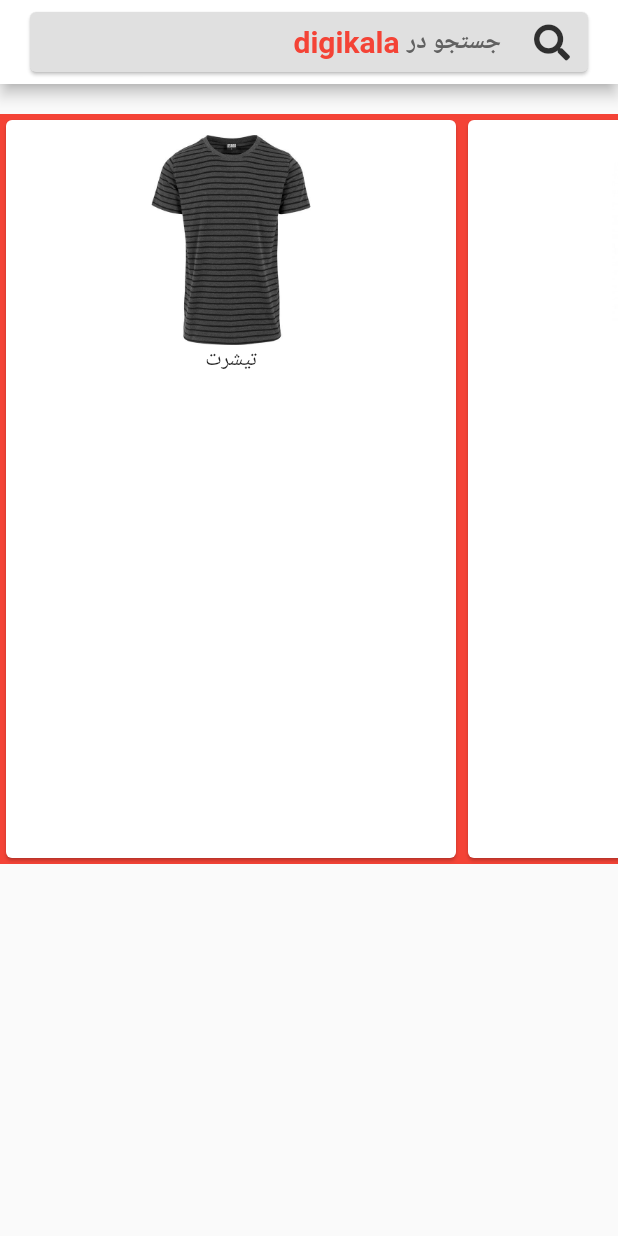
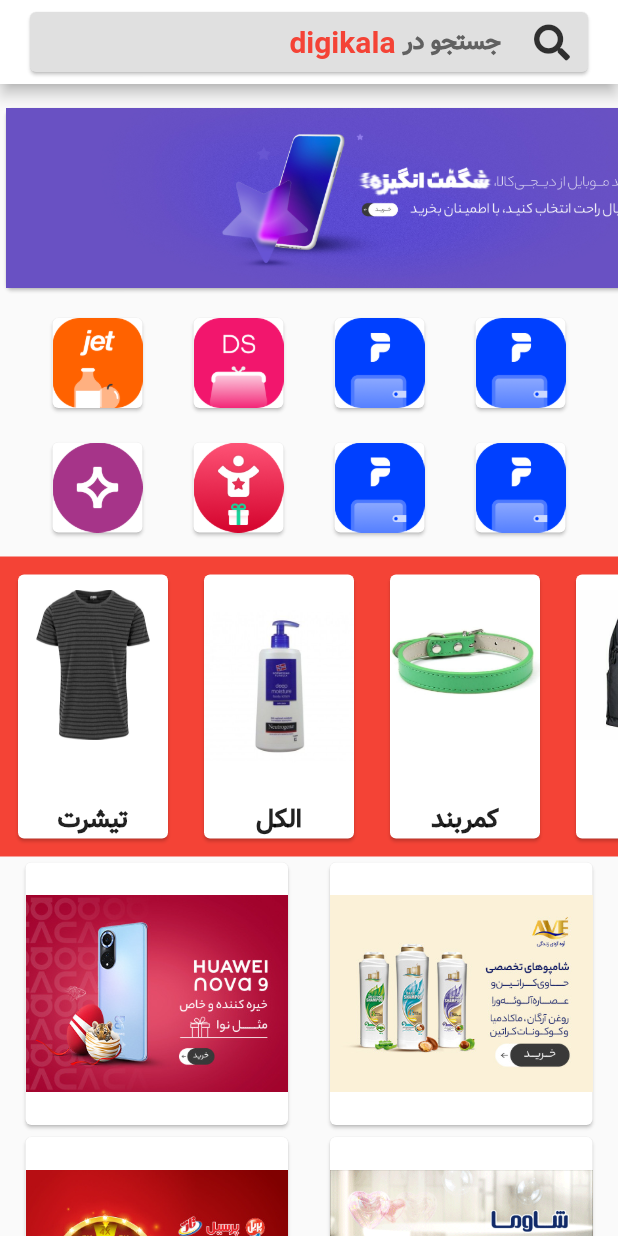
Before and after one commit to alireza4585/digikala-clone-flutter, a Flutter app: the screen it shows after launch, on a phone screen of 412 x 824 dp. Run offline on Flutter 3.47's test engine with Material 2 defaults, Android fonts, the phone set to English and light mode, and no system bars; our stand-ins replace font_awesome_flutter.

Commit message:
add main struchur

```diff
--- a/digikala/lib/main.dart
+++ b/digikala/lib/main.dart
@@ -13,6 +13,7 @@
   Widget build(BuildContext context) {
     return MaterialApp(
       debugShowCheckedModeBanner: false,
+      theme: ThemeData(fontFamily: 'vazir'),
       home: Scaffold(
         appBar: _getappbar(),
         body: SafeArea(child: _getcolum()),
@@ -75,8 +76,13 @@
       child: Column(
         mainAxisAlignment: MainAxisAlignment.end,
         children: [
-          SizedBox(height: 20),
+          SizedBox(height: 12),
+          _broshor(),
+          SizedBox(height: 12),
+          _icons(),
+          SizedBox(height: 12),
           _amazing(),
+          _icon2()
         ],
       ),
     );
@@ -87,25 +93,34 @@
     return Container(
       width: double.infinity,
       height:
-          500, ///////////////////////////////////////////////////////////////////
+          200, ///////////////////////////////////////////////////////////////////
       alignment: Alignment.centerRight,
       color: Colors.red,
       child: SingleChildScrollView(
           scrollDirection: Axis.horizontal,
           child: Row(children: <Widget>[
             for (var i in list)
-              Card(
+              TextButton(
+                onPressed: () {},
+                child: Card(
                   child: Column(
                     children: [
                       Container(
-                      width: 300,
+                        width: 100,
                         height: 150,
                         padding: EdgeInsets.only(top: 10),
                         alignment: Alignment.topCenter,
                         child: Image(image: AssetImage('images/$i.jpg')),
                       ),
-                    Text('$i'),
+                      Text(
+                        '$i',
+                        style: TextStyle(
+                            fontSize: 17,
+                            fontWeight: FontWeight.w700,
+                            fontFamily: 'vazir'),
+                      ),
                     ],
+                  ),
                 ),
               ),
             SizedBox(
@@ -115,12 +130,12 @@
               color: Colors.red,
               child: Column(
                 children: [
-                  Padding(padding: EdgeInsets.only(top: 7)),
+                  Padding(padding: EdgeInsets.only(top: 15)),
                   Text(
                     'پیشنهاد',
                     style: TextStyle(
                         color: Colors.white,
-                        fontSize: 20,
+                        fontSize: 22,
                         fontWeight: FontWeight.bold),
                   ),
                   Text(
@@ -128,7 +143,7 @@
                     textDirection: TextDirection.rtl,
                     style: TextStyle(
                         color: Colors.white,
-                        fontSize: 20,
+                        fontSize: 22,
                         fontWeight: FontWeight.bold),
                   ),
                   Text(
@@ -136,7 +151,7 @@
                     textDirection: TextDirection.rtl,
                     style: TextStyle(
                         color: Colors.white,
-                        fontSize: 20,
+                        fontSize: 22,
                         fontWeight: FontWeight.bold),
                   ),
                 ],
@@ -145,4 +160,77 @@
           ])),
     );
   }
+
+  Widget _broshor() {
+    var lista = ['1.jpg', '2.jpg', '3.jpg', '4.jpg', '5.jpg'];
+    return SingleChildScrollView(
+      scrollDirection: Axis.horizontal,
+      child: Row(
+        children: [
+          for (var i in lista)
+            Card(
+              child: Expanded(
+                child: Container(
+                  height: 120,
+                  child: Image(image: AssetImage('images/$i')),
+                ),
+              ),
+            )
+        ],
+      ),
+    );
   }
+
+  Widget _icons() {
+    var list = ['i1', 'i2', 'i3', 'i4', 'i5', 'i6', 'i3', 'i4'];
+    return Wrap(
+      alignment: WrapAlignment.end,
+      runSpacing: 15,
+      spacing: 26,
+      children: [
+        for (var i in list)
+          Card(
+            child: Container(
+              width: 60,
+              height: 60,
+              child: Image(
+                image: AssetImage('images/$i.png'),
+              ),
+            ),
+          )
+      ],
+    );
+  }
+
+  Widget _icon2() {
+    var list = ['r1.jpg', 'r2.jpg', 'r3.jpg', 'r4.gif'];
+    return Wrap(
+      spacing: 20,
+      children: [
+        for (var i in list)
+          Card(
+            child: Container(
+              width: 175,
+              height: 175,
+              child: Image(image: AssetImage('images/$i')),
+            ),
+          ),
+      ],
+    );
+  }
+}
+
+class mahsol extends StatelessWidget {
+  const mahsol({Key? key}) : super(key: key);
+
+  @override
+  Widget build(BuildContext context) {
+    return MaterialApp(
+      debugShowCheckedModeBanner: false,
+      home: Scaffold(
+        body: SafeArea(
+          ),
+      ),
+    );
+  }
+}
```
Also changed, not shown: digikala/pubspec.yaml (+7 -7 lines), digikala/fonts/vazir_fd_medium_wol.ttf (added), digikala/images/1.jpg (added), digikala/images/2.jpg (added), digikala/images/3.jpg (added), digikala/images/4.jpg (added), digikala/images/5.jpg (added), digikala/images/box.png (added), digikala/images/i1.png (added), digikala/images/i2.png (added), digikala/images/i3.png (added), digikala/images/i4.png (added), digikala/images/i5.png (added), digikala/images/i6.png (added), 4 more files. Lines whose indentation alone changed are shown as unchanged.
